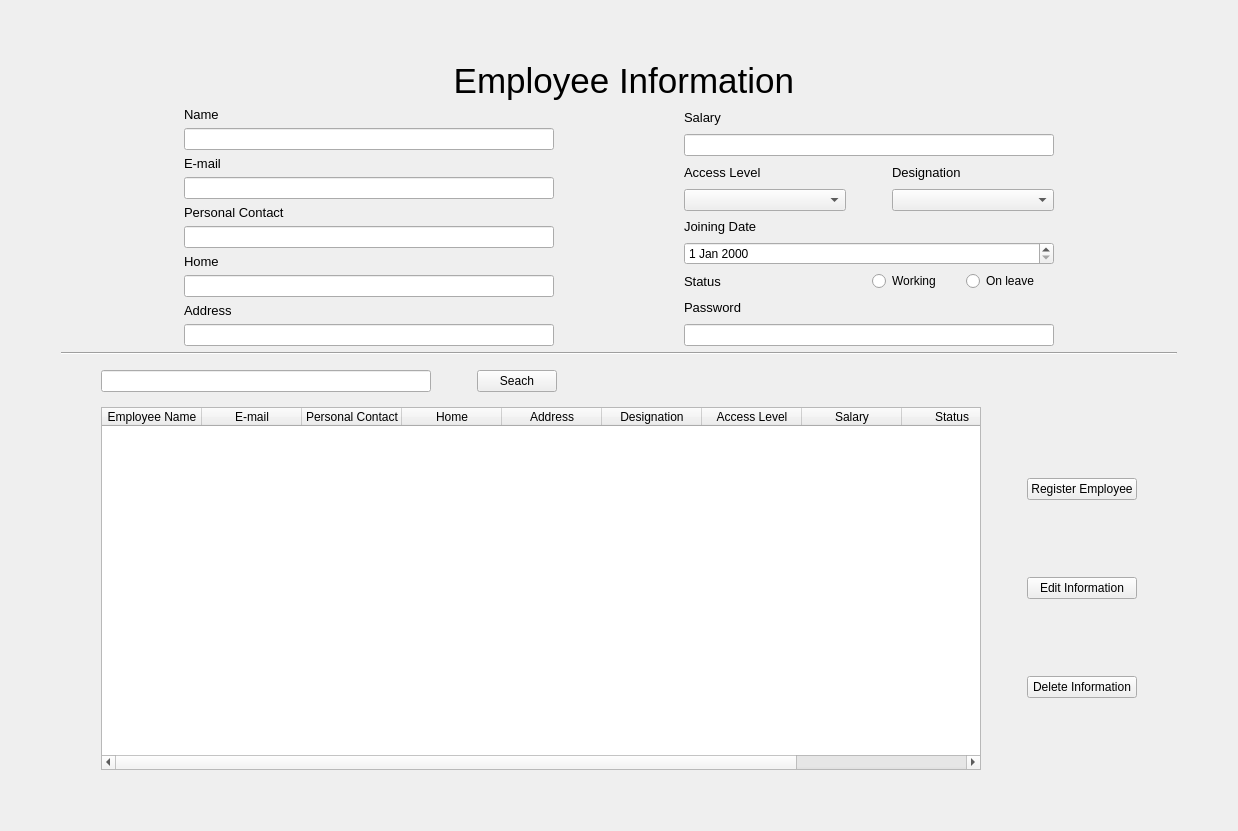
Qt form EmployeeUI.ui (ASNaeem/Simple-VCMS) before a commit.
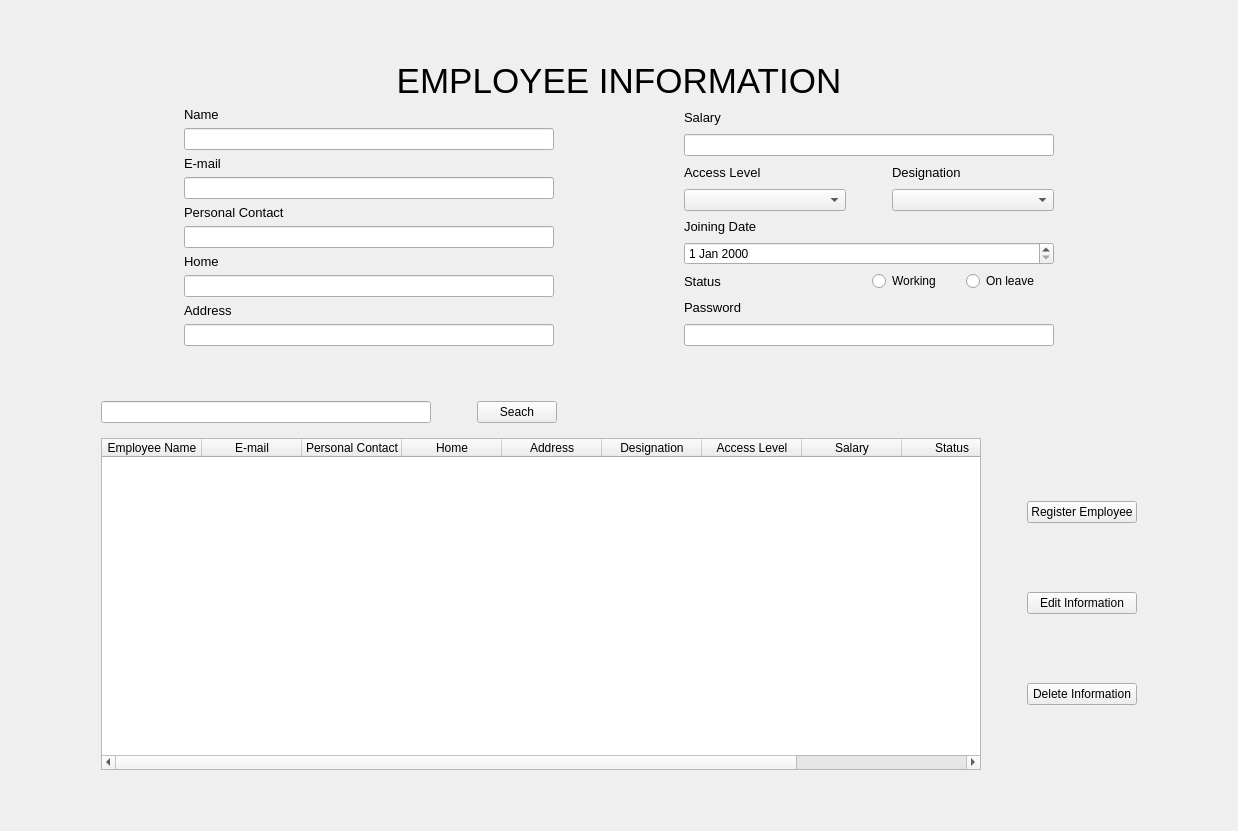
The same form after that commit.

Patch:
```diff
--- a/EmployeeUI.ui
+++ b/EmployeeUI.ui
@@ -15,7 +15,7 @@
   </property>
   <layout class="QVBoxLayout" name="verticalLayout_101">
    <item>
-    <layout class="QVBoxLayout" name="verticalLayout_84" stretch="0,0,0,0,0,0">
+    <layout class="QVBoxLayout" name="verticalLayout_84" stretch="0,0,0,0,0">
      <property name="leftMargin">
       <number>50</number>
      </property>
@@ -36,7 +36,7 @@
         </font>
        </property>
        <property name="text">
-        <string> Employee Information</string>
+        <string>EMPLOYEE INFORMATION</string>
        </property>
        <property name="alignment">
         <set>Qt::AlignCenter</set>
@@ -442,11 +442,20 @@
       </layout>
      </item>
      <item>
-      <widget class="Line" name="line">
+      <spacer name="verticalSpacer_2">
        <property name="orientation">
-        <enum>Qt::Horizontal</enum>
+        <enum>Qt::Vertical</enum>
        </property>
-      </widget>
+       <property name="sizeType">
+        <enum>QSizePolicy::Minimum</enum>
+       </property>
+       <property name="sizeHint" stdset="0">
+        <size>
+         <width>20</width>
+         <height>40</height>
+        </size>
+       </property>
+      </spacer>
      </item>
      <item>
       <layout class="QHBoxLayout" name="horizontalLayout_35" stretch="0,20,0,0,0">
```
Left out of the diff: 3 changed lines with no effect on the pictures.
